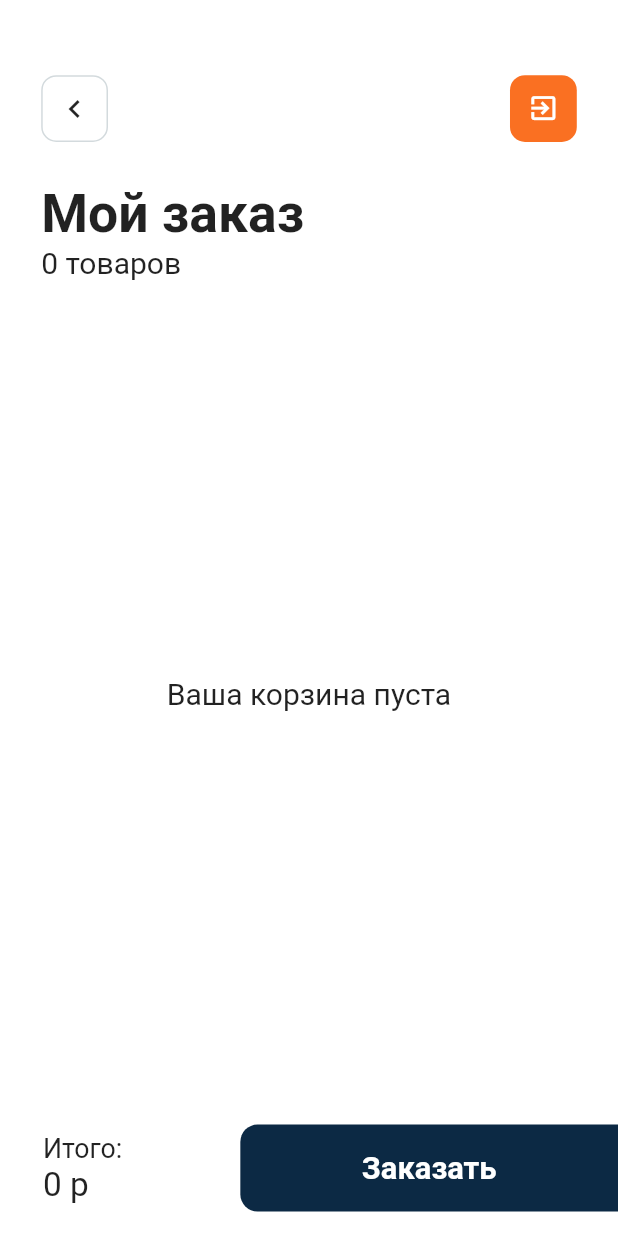
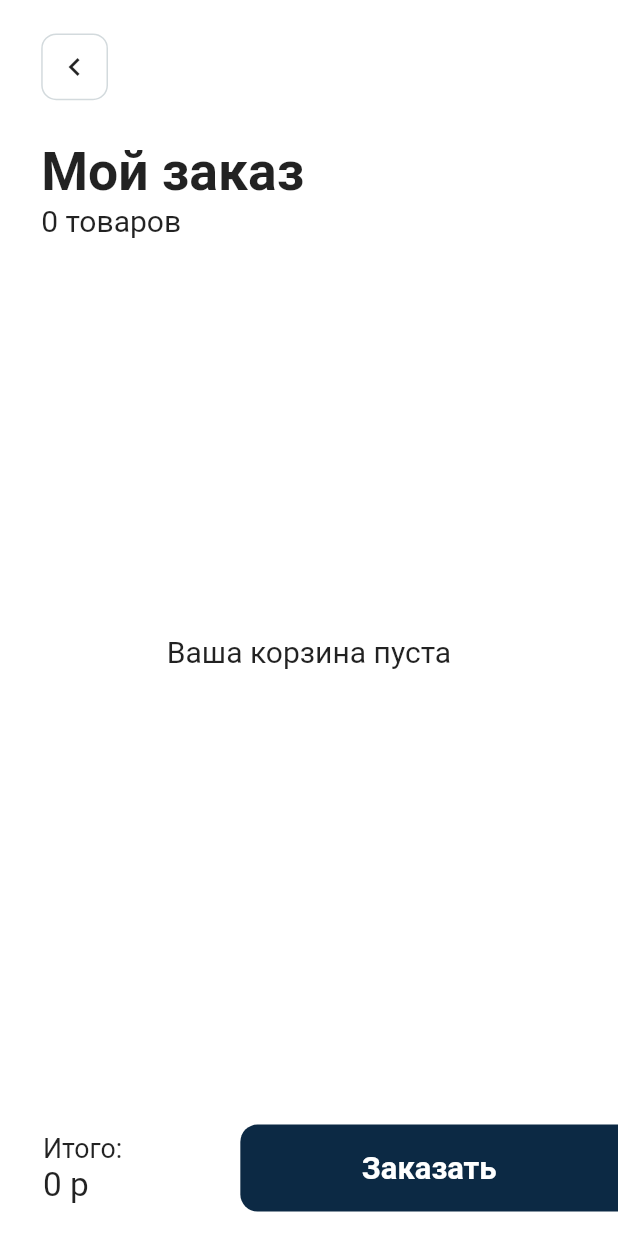
Before and after one commit to eternalforgotten/sfedu_project, a Flutter app: the screen it shows after launch, after a tap on the "shopping cart" icon, on a phone screen of 412 x 824 dp. Run offline on Flutter 3.47's test engine with Material 2 defaults, Android fonts, the phone set to English and light mode, and no system bars; our stand-ins replace bloc, cached_network_image, cloud_firestore, connectivity_plus, firebase_auth, firebase_core and 8 more; accounts and stored records are empty.

Commit message:
ui auth and chat

```diff
--- /dev/null
+++ b/client_app/lib/business_logic/auth_bloc/auth_bloc.dart
@@ -0,0 +1,18 @@
+import 'package:bloc/bloc.dart';
+import 'package:firebase_auth/firebase_auth.dart';
+import 'package:meta/meta.dart';
+
+part 'auth_event.dart';
+part 'auth_state.dart';
+
+class AuthBloc extends Bloc<AuthEvent, AuthState> {
+  User currentUser;
+  AuthBloc() : super(AuthInitial()) {
+    on<FetchUserEvent>(_onFetchUser);
+  }
+
+  Future<void> _onFetchUser(FetchUserEvent event, Emitter emit) async {
+    var auth = FirebaseAuth.instance;
+    currentUser = auth.currentUser;
+  }
+}
--- /dev/null
+++ b/client_app/lib/business_logic/auth_bloc/auth_event.dart
@@ -0,0 +1,6 @@
+part of 'auth_bloc.dart';
+
+@immutable
+abstract class AuthEvent {}
+
+class FetchUserEvent extends AuthEvent {}
--- /dev/null
+++ b/client_app/lib/business_logic/auth_bloc/auth_state.dart
@@ -0,0 +1,12 @@
+part of 'auth_bloc.dart';
+
+@immutable
+abstract class AuthState {}
+
+class AuthInitial extends AuthState {}
+
+class FetchedUser extends AuthState {
+  final User user;
+
+  FetchedUser(this.user);
+}
--- a/client_app/lib/main.dart
+++ b/client_app/lib/main.dart
@@ -1,16 +1,14 @@
-import 'dart:async';
-
+import 'package:client_app/business_logic/auth_bloc/auth_bloc.dart';
 import 'package:client_app/business_logic/cart_bloc/cart_bloc.dart';
 import 'package:client_app/business_logic/dish_bloc/dish_bloc.dart';
 import 'package:client_app/repos/repo.dart';
 import 'package:client_app/router.dart';
 import 'package:client_app/widgets/connect_widget.dart';
-import 'package:client_app/widgets/connectivity_indicator.dart';
 import 'package:cloud_firestore/cloud_firestore.dart';
 import 'package:connectivity_plus/connectivity_plus.dart';
+import 'package:firebase_core/firebase_core.dart';
 import 'package:flutter/material.dart';
 import 'package:flutter_bloc/flutter_bloc.dart';
-import 'package:firebase_core/firebase_core.dart';
 
 void main() async {
   WidgetsFlutterBinding.ensureInitialized();
@@ -21,11 +19,10 @@ void main() async {
 bool FIRST = true;
 
 class MyApp extends StatelessWidget {
-
-
   final firebase = FirebaseFirestore.instance;
 
   final cartRepo = CartRepository();
+
   @override
   Widget build(BuildContext context) {
     return MultiBlocProvider(
@@ -39,8 +36,16 @@ class MyApp extends StatelessWidget {
         BlocProvider(
           create: (context) => CartBloc(cartRepo),
         ),
+        BlocProvider(
+          create: (context) => AuthBloc()..add(FetchUserEvent()),
+        ),
       ],
-      child: MaterialApp(
+      child: Directionality(
+        textDirection: TextDirection.ltr,
+        child: Stack(
+          alignment: Alignment.center,
+          children: [
+            MaterialApp(
               title: 'MealTime',
               theme: ThemeData(
                 scaffoldBackgroundColor: Colors.white,
@@ -48,7 +53,19 @@ class MyApp extends StatelessWidget {
                 accentColor: Color(0xFF0C2944),
                 cardColor: Color(0xFFF5F7FE),
               ),
-        home: ConnectWidget(),
+              onGenerateRoute: onGenerateRoute,
+            ),
+            FutureBuilder<ConnectivityResult>(
+              future: Connectivity().checkConnectivity(),
+              builder: (context, snapshot) {
+                if (!snapshot.hasData) {
+                  return SizedBox.shrink();
+                }
+                return ConnectWidget(snapshot.data);
+              },
+            ),
+          ],
+        ),
       ),
     );
   }
--- a/client_app/lib/router.dart
+++ b/client_app/lib/router.dart
@@ -1,42 +1,56 @@
 import 'package:client_app/business_logic/chat_bloc/chat_bloc.dart';
-import 'package:client_app/business_logic/dish_bloc/dish_bloc.dart';
 import 'package:client_app/ui/cart/cart.dart';
 import 'package:client_app/ui/chat/chat.dart';
 import 'package:client_app/ui/item_page/item_page.dart';
 import 'package:client_app/ui/main_menu_page/main_menu_page.dart';
-import 'package:cloud_firestore/cloud_firestore.dart';
+import 'package:client_app/ui/order_verification/verification_code_page/verification_code_page.dart';
+import 'package:client_app/ui/order_verification/verification_number_page/verification_number_page.dart';
 import 'package:flutter/material.dart';
 import 'package:flutter_bloc/flutter_bloc.dart';
 
 Route onGenerateRoute(RouteSettings settings) {
   switch (settings.name) {
     case '/':
-      return MaterialPageRoute(builder: (_) {
+      return MaterialPageRoute(builder: (context) {
         return MainMenuPage();
       });
     case '/cart':
-      return MaterialPageRoute(builder: (_) {
+      return MaterialPageRoute(builder: (context) {
         return CartPage();
       });
     case '/item':
-      return MaterialPageRoute(builder: (_) {
+      return MaterialPageRoute(builder: (context) {
         return ItemPage(dish: settings.arguments);
       });
     case '/chat':
       return MaterialPageRoute(
-        builder: (_) {
+        builder: (context) {
           return BlocProvider(
             create: (context) => ChatBloc()
-                ..add(
-                  FetchChatEvent('89184735828'),
-                ),
+              ..add(
+                FetchChatEvent('89184735828'),
+              ),
             child: Chat(),
           );
         },
       );
+    case '/phone':
+      return MaterialPageRoute(
+        builder: (context) {
+          return VerificationNumberPage();
+        },
+      );
+    case '/code':
+      return MaterialPageRoute(
+        builder: (context) {
+          return VerificationCodePage();
+        },
+      );
     default:
-      return MaterialPageRoute(builder: (_) {
-        return Container();
-      });
+      return MaterialPageRoute(
+        builder: (_) {
+          return Container();
+        },
+      );
   }
 }
--- a/client_app/lib/ui/cart/cart.dart
+++ b/client_app/lib/ui/cart/cart.dart
@@ -9,7 +9,8 @@ import 'widgets.dart/title_block.dart';
 class CartPage extends StatelessWidget {
   @override
   Widget build(BuildContext context) {
-    return Scaffold(
+    return SafeArea(
+      child: Scaffold(
         body: Column(
           crossAxisAlignment: CrossAxisAlignment.start,
           children: <Widget>[
@@ -24,31 +25,31 @@ class CartPage extends StatelessWidget {
                       Padding(
                         padding: EdgeInsets.only(
                           left: ResponsiveSize.responsiveWidth(24, context),
-                        top: ResponsiveSize.responsiveHeight(45, context),
+                          top: ResponsiveSize.responsiveHeight(20, context),
                           bottom: ResponsiveSize.responsiveHeight(24, context),
                         ),
                         child: PopBackButton(),
                       ),
-                    Padding(
-                      padding: EdgeInsets.only(
-                        right: ResponsiveSize.responsiveWidth(24, context),
-                        top: ResponsiveSize.responsiveHeight(45, context),
-                        bottom: ResponsiveSize.responsiveHeight(24, context),
-                      ),
-                      child: Container(
-                        height: ResponsiveSize.responsiveHeight(40, context),
-                        width: ResponsiveSize.responsiveHeight(40, context),
-                        decoration: BoxDecoration(
-                          color: Theme.of(context).primaryColor,
-                          borderRadius: BorderRadius.circular(10),
-                        ),
-                        child: Icon(
-                          Icons.exit_to_app,
-                          color: Colors.white,
-                          size: ResponsiveSize.responsiveHeight(19, context),
-                        ),
-                      ),
-                    ),
+                      // Padding(
+                      //   padding: EdgeInsets.only(
+                      //     right: ResponsiveSize.responsiveWidth(24, context),
+                      //     top: ResponsiveSize.responsiveHeight(20, context),
+                      //     bottom: ResponsiveSize.responsiveHeight(24, context),
+                      //   ),
+                      //   child: Container(
+                      //     height: ResponsiveSize.responsiveHeight(40, context),
+                      //     width: ResponsiveSize.responsiveHeight(40, context),
+                      //     decoration: BoxDecoration(
+                      //       color: Theme.of(context).primaryColor,
+                      //       borderRadius: BorderRadius.circular(10),
+                      //     ),
+                      //     child: Icon(
+                      //       Icons.exit_to_app,
+                      //       color: Colors.white,
+                      //       size: ResponsiveSize.responsiveHeight(19, context),
+                      //     ),
+                      //   ),
+                      // ),
                     ],
                   ),
                   Padding(
@@ -73,6 +74,7 @@ class CartPage extends StatelessWidget {
             ),
           ],
         ),
+      ),
     );
   }
 }
--- a/client_app/lib/ui/chat/chat.dart
+++ b/client_app/lib/ui/chat/chat.dart
@@ -8,9 +8,7 @@ class Chat extends StatelessWidget {
 
   @override
   Widget build(BuildContext context) {
-    return Container(
-      color: Colors.white,
-      child: SafeArea(
+    return SafeArea(
       child: Scaffold(
         body: Column(
           children: <Widget>[
@@ -19,7 +17,6 @@ class Chat extends StatelessWidget {
           ],
         ),
       ),
-      ),
     );
   }
 }
--- a/client_app/lib/ui/chat/widgets/chat_message.dart
+++ b/client_app/lib/ui/chat/widgets/chat_message.dart
@@ -4,11 +4,9 @@ import 'package:flutter/material.dart';
 
 class ChatMessage extends StatelessWidget {
   final Message message;
-  final bool date;
   final DateTime timeOfMessage;
   ChatMessage({
     this.message,
-    this.date = false,
   }) : this.timeOfMessage = message.time;
 
   @override
@@ -177,7 +175,7 @@ class ChatMessage extends StatelessWidget {
       );
     }
 
-    if (!date) {
+    if (!message.needDate) {
       return messageWidget();
     } else {
       return Column(
--- a/client_app/lib/ui/item_page/item_page.dart
+++ b/client_app/lib/ui/item_page/item_page.dart
@@ -19,7 +19,8 @@ class ItemPage extends StatelessWidget {
 
   @override
   Widget build(BuildContext context) {
-    return Scaffold(
+    return SafeArea(
+      child: Scaffold(
         body: Column(
           children: <Widget>[
             Expanded(
@@ -30,7 +31,7 @@ class ItemPage extends StatelessWidget {
                     padding: EdgeInsets.only(
                       right: ResponsiveSize.responsiveWidth(24, context),
                       left: ResponsiveSize.responsiveWidth(24, context),
-                    top: ResponsiveSize.responsiveHeight(45, context),
+                      top: ResponsiveSize.responsiveHeight(14, context),
                       bottom: ResponsiveSize.responsiveHeight(30, context),
                     ),
                     child: Row(
@@ -98,6 +99,7 @@ class ItemPage extends StatelessWidget {
             ),
           ],
         ),
+      ),
     );
   }
 }
--- a/client_app/lib/ui/main_menu_page/main_menu_page.dart
+++ b/client_app/lib/ui/main_menu_page/main_menu_page.dart
@@ -44,29 +44,6 @@ class _MainMenuPageState extends State<MainMenuPage> {
     _selectedIndex = index;
     BlocProvider.of<DishBloc>(context)
         .add(ChangedCategoryEvent(DishCategoryName.values[index]));
-  }
-
-  StreamSubscription streamSubscription;
-
-  @override
-  void didChangeDependencies() {
-    streamSubscription = FirebaseFirestore.instance
-        .collection('dishes')
-        .snapshots()
-        .listen((event) {
-      if (!FIRST) {
-        BlocProvider.of<DishBloc>(context, listen: false).add(FetchEvent());
-        BlocProvider.of<CartBloc>(context, listen: false)
-            .add(CartChangedEvent());
-      }
-    });
-    super.didChangeDependencies();
-  }
-
-  @override
-  void dispose() {
-    streamSubscription.cancel();
-    super.dispose();
   }
 
   @override
@@ -129,7 +106,8 @@ class _MainMenuPageState extends State<MainMenuPage> {
                                         17, context),
                                   ),
                                   BlocBuilder<DishBloc, DishState>(
-                                    buildWhen: (prev, curr) => curr is FetchState,
+                                    buildWhen: (prev, curr) =>
+                                        curr is FetchState,
                                     builder: (context, state) {
                                       return TitlesList(
                                         currentIndex: _selectedIndex,
@@ -158,7 +136,8 @@ class _MainMenuPageState extends State<MainMenuPage> {
                                             .textTheme
                                             .bodyText1
                                             .fontFamily,
-                                        fontSize: ResponsiveSize.responsiveHeight(
+                                        fontSize:
+                                            ResponsiveSize.responsiveHeight(
                                           15,
                                           context,
                                         ),
@@ -170,9 +149,12 @@ class _MainMenuPageState extends State<MainMenuPage> {
                                 return SliverToBoxAdapter(
                                   child: Container(
                                     alignment: Alignment.center,
-                                    padding: EdgeInsets.only(top: ResponsiveSize.responsiveHeight(20, context)),
+                                    padding: EdgeInsets.only(
+                                        top: ResponsiveSize.responsiveHeight(
+                                            20, context)),
                                     child: CircularProgressIndicator.adaptive(
-                                      valueColor: AlwaysStoppedAnimation<Color>(Theme.of(context).accentColor),
+                                      valueColor: AlwaysStoppedAnimation<Color>(
+                                          Theme.of(context).accentColor),
                                     ),
                                   ),
                                 );
@@ -211,10 +193,11 @@ class _MainMenuPageState extends State<MainMenuPage> {
                                                         .textTheme
                                                         .bodyText1
                                                         .color,
-                                                    fontFamily: Theme.of(context)
-                                                        .textTheme
-                                                        .bodyText1
-                                                        .fontFamily,
+                                                    fontFamily:
+                                                        Theme.of(context)
+                                                            .textTheme
+                                                            .bodyText1
+                                                            .fontFamily,
                                                     fontSize: ResponsiveSize
                                                         .responsiveHeight(
                                                       18,
--- a/client_app/lib/ui/main_menu_page/widgets/upper_icons.dart
+++ b/client_app/lib/ui/main_menu_page/widgets/upper_icons.dart
@@ -1,7 +1,7 @@
+import 'package:client_app/business_logic/auth_bloc/auth_bloc.dart';
 import 'package:client_app/responsive_size.dart';
-import 'package:client_app/ui/cart/cart.dart';
-import 'package:client_app/ui/chat/chat.dart';
 import 'package:flutter/material.dart';
+import 'package:flutter_bloc/flutter_bloc.dart';
 
 class UpperIcons extends StatelessWidget {
   @override
@@ -19,9 +19,11 @@ class UpperIcons extends StatelessWidget {
             onTap: () async {
               ScaffoldMessenger.of(context).removeCurrentSnackBar();
               FocusScope.of(context).unfocus();
-              Navigator.of(context).pushNamed(
-                '/chat'
-              );
+              if (BlocProvider.of<AuthBloc>(context).currentUser == null) {
+                Navigator.of(context).pushNamed('/phone');
+              } else {
+                Navigator.of(context).pushNamed('/chat');
+              }
             },
             child: Container(
               height: ResponsiveSize.responsiveHeight(40, context),
@@ -44,8 +46,7 @@ class UpperIcons extends StatelessWidget {
             onTap: () async {
               FocusScope.of(context).unfocus();
               ScaffoldMessenger.of(context).removeCurrentSnackBar();
-              await Navigator.of(context)
-                  .pushNamed('/cart');
+              Navigator.of(context).pushNamed('/cart');
             },
             child: Container(
               height: ResponsiveSize.responsiveHeight(40, context),
--- a/client_app/lib/widgets/connect_widget.dart
+++ b/client_app/lib/widgets/connect_widget.dart
@@ -4,31 +4,20 @@ import 'package:connectivity_plus/connectivity_plus.dart';
 import 'package:flutter/material.dart';
 
 class ConnectWidget extends StatelessWidget {
-  const ConnectWidget({Key key}) : super(key: key);
+  final ConnectivityResult initial;
+  const ConnectWidget(this.initial, {Key key}) : super(key: key);
 
   @override
   Widget build(BuildContext context) {
-    return Stack(
-      children: [
-        Navigator(
-          onGenerateRoute: onGenerateRoute,
-        ),
-        StreamBuilder<ConnectivityResult>(
+    return StreamBuilder<ConnectivityResult>(
+      initialData: initial,
       stream: Connectivity().onConnectivityChanged,
       builder: (context, snapshot) {
-            bool connected;
-            if (snapshot.data == ConnectivityResult.none){
-              connected = false;
-            }
-            else {
-              connected = true;
-            }
+        bool connected = snapshot.data != ConnectivityResult.none;
         return ConnectivityIndicator(
           topPosition: connected ? -30 : 35,
         );
       },
-        ),
-      ],
     );
   }
 }
--- a/client_app/lib/widgets/connectivity_indicator.dart
+++ b/client_app/lib/widgets/connectivity_indicator.dart
@@ -13,22 +13,14 @@ class ConnectivityIndicator extends StatelessWidget {
       duration: const Duration(milliseconds: 200),
       child: Container(
         height: 30,
-        width: MediaQuery.of(context).size.width,
+        width: 900,
         alignment: Alignment.center,
         color: Colors.red,
-        child: Card(
-          elevation: 0,
-          color: Colors.red,
-          child: Text(
-            'Отсутствует подключение к интернету',
-            style: TextStyle(
-              color: Colors.white,
-              fontFamily: Theme.of(context).textTheme.bodyText1.fontFamily,
-              fontSize: ResponsiveSize.responsiveHeight(
-                15,
-                context,
-              ),
-            ),
+        child: Text(
+          'Отсутствует подключение к интернету',
+          style: TextStyle(
+            color: Colors.white,
+            fontSize: 15,
           ),
         ),
       ),
--- a/client_app/pubspec.yaml
+++ b/client_app/pubspec.yaml
@@ -34,6 +34,7 @@ dependencies:
   pin_code_fields: ^7.3.0
   firebase_storage: ^10.2.11
   connectivity_plus: ^2.2.2
+  firebase_auth: ^3.3.14
 
 
   # The following adds the Cupertino Icons font to your application.
```
Also changed, not shown: client_app/lib/business_logic/chat_bloc/chat_bloc.dart (+14 -2 lines), client_app/lib/ui/chat/widgets/list_of_messages_and_navbar_chat.dart (+31 -42 lines), client_app/lib/ui/order_verification/verification_number_page/verification_number_page.dart (+36 -31 lines), client_app/lib/ui/order_verification/verification_number_page/widgets/verification_number_text_field.dart (+6 -3 lines), client_app/pubspec.lock. Lines whose indentation alone changed are shown as unchanged.
